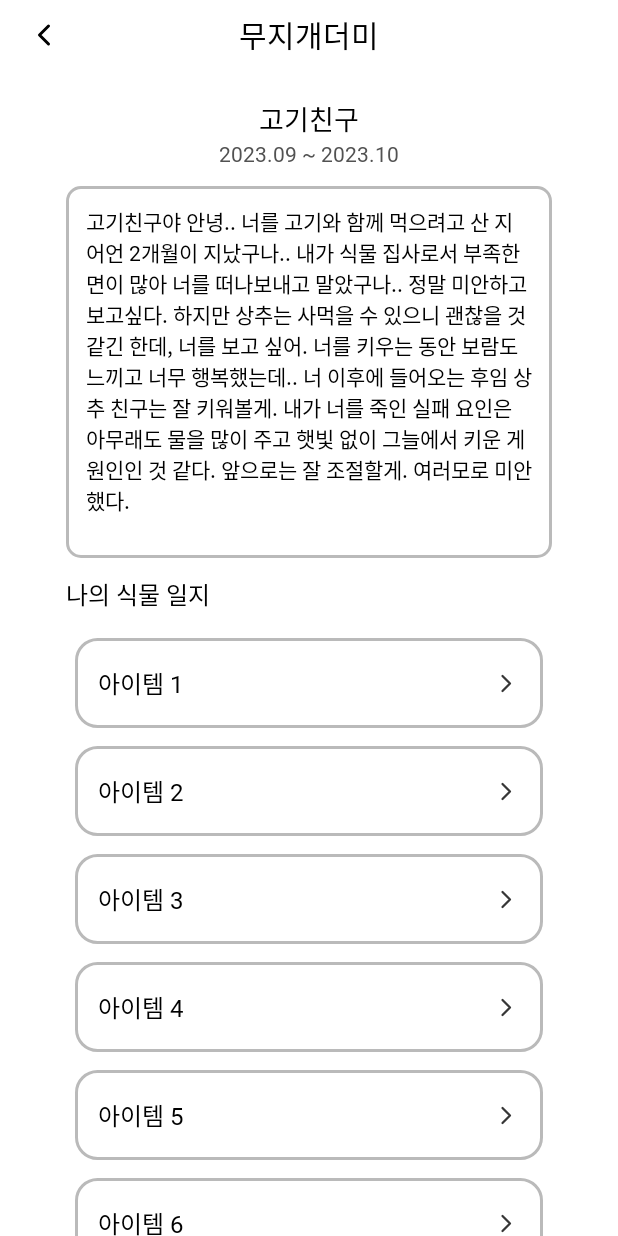
After one commit to For-Plant/forplant_front, an Android app: the PlantRecordLIstRipActivity screen opened directly, with no data from a screen before it, on a phone screen of 412 x 824 dp. The commit adds this screen. Run offline under Robolectric (Android 15) with nearby library versions, the phone set to English and light mode, and no system bars.

Commit message:
레이아웃 하나 빼고 거의 다 완성

```diff
--- /dev/null
+++ b/app/src/main/java/com/example/forplant_front/PlantRecordLIstRipActivity.kt
@@ -0,0 +1,36 @@
+package com.example.forplant_front
+
+import android.content.Intent
+import android.os.Bundle
+import androidx.appcompat.app.AppCompatActivity
+import androidx.recyclerview.widget.LinearLayoutManager
+import androidx.recyclerview.widget.RecyclerView
+import com.example.forplant_front.databinding.ActivityAgree2Binding
+import com.example.forplant_front.databinding.ActivityAgree3Binding
+import com.example.forplant_front.databinding.ActivityRipListBinding
+
+
+class PlantRecordLIstRipActivity : AppCompatActivity() {
+    lateinit var binding: ActivityRipListBinding
+    private lateinit var adapter: RipRecordAdapter
+    override fun onCreate(savedInstanceState: Bundle?) {
+        super.onCreate(savedInstanceState)
+        binding = ActivityRipListBinding.inflate(layoutInflater)
+        setContentView(binding.root)
+
+        binding.imageView2.setOnClickListener {
+            finish()
+        }
+        val itemList = listOf("아이템 1", "아이템 2", "아이템 3", "아이템 4", "아이템 5", "아이템 6")
+        setupRecyclerView(itemList)
+    }
+
+    private fun setupRecyclerView(itemList: List<String>) {
+        // RecyclerView의 레이아웃 매니저 설정
+        binding.poseRv.layoutManager = LinearLayoutManager(this, RecyclerView.VERTICAL, false)
+
+        // RecyclerView의 어댑터 설정
+        adapter = RipRecordAdapter(itemList)
+        binding.poseRv.adapter = adapter
+    }
+}
--- /dev/null
+++ b/app/src/main/java/com/example/forplant_front/RipRecordAdapter.kt
@@ -0,0 +1,32 @@
+package com.example.forplant_front
+
+import android.view.LayoutInflater
+import android.view.View
+import android.view.ViewGroup
+import android.widget.TextView
+import androidx.recyclerview.widget.RecyclerView
+
+class RipRecordAdapter(private val itemList: List<String>) : RecyclerView.Adapter<RipRecordAdapter.ViewHolder>() {
+
+    override fun onCreateViewHolder(parent: ViewGroup, viewType: Int): ViewHolder {
+        val view = LayoutInflater.from(parent.context).inflate(R.layout.item_recordlists, parent, false)
+        return ViewHolder(view)
+    }
+
+    override fun onBindViewHolder(holder: ViewHolder, position: Int) {
+        val item = itemList[position]
+        holder.bind(item)
+    }
+
+    override fun getItemCount(): Int {
+        return itemList.size
+    }
+
+    inner class ViewHolder(itemView: View) : RecyclerView.ViewHolder(itemView) {
+        private val textView: TextView = itemView.findViewById(R.id.textView57)
+
+        fun bind(item: String) {
+            textView.text = item
+        }
+    }
+}
--- /dev/null
+++ b/app/src/main/res/drawable/gray_rectangle2.xml
@@ -0,0 +1,11 @@
+<vector xmlns:android="http://schemas.android.com/apk/res/android"
+    android:width="312dp"
+    android:height="60dp"
+    android:viewportWidth="312"
+    android:viewportHeight="60">
+  <path
+      android:pathData="M15,1L297,1A14,14 0,0 1,311 15L311,45A14,14 0,0 1,297 59L15,59A14,14 0,0 1,1 45L1,15A14,14 0,0 1,15 1z"
+      android:strokeWidth="2"
+      android:fillColor="#00000000"
+      android:strokeColor="#BABABA"/>
+</vector>
--- /dev/null
+++ b/app/src/main/res/drawable/gray_rectangle2_big.xml
@@ -0,0 +1,11 @@
+<vector xmlns:android="http://schemas.android.com/apk/res/android"
+    android:width="324dp"
+    android:height="248dp"
+    android:viewportWidth="324"
+    android:viewportHeight="248">
+  <path
+      android:pathData="M10,1L314,1A9,9 0,0 1,323 10L323,238A9,9 0,0 1,314 247L10,247A9,9 0,0 1,1 238L1,10A9,9 0,0 1,10 1z"
+      android:strokeWidth="2"
+      android:fillColor="#00000000"
+      android:strokeColor="#BABABA"/>
+</vector>
--- /dev/null
+++ b/app/src/main/res/layout/activity_rip_list.xml
@@ -0,0 +1,91 @@
+<?xml version="1.0" encoding="utf-8"?>
+<androidx.constraintlayout.widget.ConstraintLayout
+    xmlns:android="http://schemas.android.com/apk/res/android"
+    android:layout_width="match_parent"
+    android:layout_height="match_parent"
+    xmlns:app="http://schemas.android.com/apk/res-auto"
+    xmlns:tools="http://schemas.android.com/tools">
+
+    <TextView
+        android:id="@+id/textView2"
+        android:layout_width="wrap_content"
+        android:layout_height="wrap_content"
+        android:layout_marginTop="8dp"
+        android:text="무지개더미"
+        android:textColor="@color/black"
+        android:textSize="20dp"
+        app:layout_constraintEnd_toEndOf="parent"
+        app:layout_constraintStart_toStartOf="parent"
+        app:layout_constraintTop_toTopOf="parent" />
+
+    <ImageView
+        android:id="@+id/imageView2"
+        android:layout_width="wrap_content"
+        android:layout_height="wrap_content"
+        android:layout_marginStart="17dp"
+        app:layout_constraintBottom_toBottomOf="@+id/textView2"
+        app:layout_constraintStart_toStartOf="parent"
+        app:layout_constraintTop_toTopOf="@+id/textView2"
+        app:srcCompat="@drawable/btn_left" />
+
+    <androidx.recyclerview.widget.RecyclerView
+        android:id="@+id/pose_rv"
+        android:layout_width="wrap_content"
+        android:layout_height="0dp"
+        android:layout_marginTop="17dp"
+        android:orientation="horizontal"
+        app:layout_constraintEnd_toEndOf="parent"
+        app:layout_constraintBottom_toBottomOf="parent"
+        app:layout_constraintStart_toStartOf="parent"
+        app:layout_constraintTop_toBottomOf="@+id/textView66"
+        tools:listitem="@layout/item_recordlists" />
+
+    <TextView
+        android:id="@+id/textView63"
+        android:layout_width="wrap_content"
+        android:layout_height="27dp"
+        android:layout_marginTop="27dp"
+        android:gravity="center"
+        android:text="고기친구"
+        android:textSize="18dp"
+        android:textColor="@color/black"
+        app:layout_constraintEnd_toEndOf="parent"
+        app:layout_constraintStart_toStartOf="parent"
+        app:layout_constraintTop_toBottomOf="@+id/textView2" />
+
+    <TextView
+        android:id="@+id/textView64"
+        android:layout_width="wrap_content"
+        android:layout_height="wrap_content"
+        android:text="2023.09 ~ 2023.10"
+        android:textSize="14dp"
+        android:textColor="@color/deepgray"
+        app:layout_constraintEnd_toEndOf="@+id/textView63"
+        app:layout_constraintStart_toStartOf="@+id/textView63"
+        app:layout_constraintTop_toBottomOf="@+id/textView63" />
+
+    <TextView
+        android:id="@+id/textView65"
+        android:layout_width="324dp"
+        android:layout_height="248dp"
+        android:background="@drawable/gray_rectangle2_big"
+        android:layout_marginTop="12dp"
+        android:text="고기친구야 안녕.. 너를 고기와 함께 먹으려고 산 지 어언 2개월이 지났구나.. 내가 식물 집사로서 부족한 면이 많아 너를 떠나보내고 말았구나.. 정말 미안하고 보고싶다. 하지만 상추는 사먹을 수 있으니 괜찮을 것 같긴 한데, 너를 보고 싶어. 너를 키우는 동안 보람도 느끼고 너무 행복했는데.. 너 이후에 들어오는 후임 상추 친구는 잘 키워볼게. 내가 너를 죽인 실패 요인은 아무래도 물을 많이 주고 햇빛 없이 그늘에서 키운 게 원인인 것 같다. 앞으로는 잘 조절할게. 여러모로 미안했다."
+        android:padding="13dp"
+        android:textColor="@color/black"
+        app:layout_constraintEnd_toEndOf="parent"
+        app:layout_constraintStart_toStartOf="parent"
+        app:layout_constraintTop_toBottomOf="@+id/textView64" />
+
+    <TextView
+        android:id="@+id/textView66"
+        android:layout_width="wrap_content"
+        android:layout_height="wrap_content"
+        android:layout_marginTop="12dp"
+        android:text="나의 식물 일지"
+        android:textColor="@color/black"
+        android:textSize="16dp"
+        app:layout_constraintStart_toStartOf="@+id/textView65"
+        app:layout_constraintTop_toBottomOf="@+id/textView65" />
+
+</androidx.constraintlayout.widget.ConstraintLayout>
--- /dev/null
+++ b/app/src/main/res/layout/item_recordlists.xml
@@ -0,0 +1,42 @@
+<?xml version="1.0" encoding="utf-8"?>
+<androidx.constraintlayout.widget.ConstraintLayout xmlns:android="http://schemas.android.com/apk/res/android"
+    android:layout_width="wrap_content"
+    android:layout_height="wrap_content"
+    xmlns:app="http://schemas.android.com/apk/res-auto">
+
+    <ImageView
+        android:id="@+id/imageView20"
+        android:layout_width="wrap_content"
+        android:layout_height="wrap_content"
+        android:layout_marginBottom="12dp"
+        app:layout_constraintBottom_toBottomOf="parent"
+        app:layout_constraintEnd_toEndOf="parent"
+        app:layout_constraintStart_toStartOf="parent"
+        app:layout_constraintTop_toTopOf="parent"
+        app:srcCompat="@drawable/gray_rectangle2" />
+
+
+    <TextView
+        android:id="@+id/textView57"
+        android:layout_width="wrap_content"
+        android:layout_height="wrap_content"
+        android:layout_marginStart="15dp"
+        android:text="2024.04.05"
+        android:textColor="@color/black"
+        android:textSize="16dp"
+        app:layout_constraintBottom_toBottomOf="@+id/imageView20"
+        app:layout_constraintStart_toStartOf="@+id/imageView20"
+        app:layout_constraintTop_toTopOf="@+id/imageView20" />
+
+    <ImageView
+        android:id="@+id/imageView19"
+        android:layout_width="wrap_content"
+        android:layout_height="wrap_content"
+        android:layout_marginEnd="16dp"
+        app:layout_constraintBottom_toBottomOf="@+id/imageView20"
+        app:layout_constraintEnd_toEndOf="@+id/imageView20"
+        app:layout_constraintTop_toTopOf="@+id/imageView20"
+        app:srcCompat="@drawable/btn_ic_right" />
+
+
+</androidx.constraintlayout.widget.ConstraintLayout>
```
Also changed, not shown: app/src/main/AndroidManifest.xml (+9 -0 lines), app/src/main/java/com/example/forplant_front/FragmentMypage.kt (+9 -0 lines), app/src/main/java/com/example/forplant_front/MypagePlantActivity.kt (added, +37 -0 lines), app/src/main/java/com/example/forplant_front/MypageRipActivity.kt (added, +36 -0 lines), app/src/main/java/com/example/forplant_front/PlantListsAdapter.kt (added, +32 -0 lines), app/src/main/java/com/example/forplant_front/RipAdapter.kt (added, +40 -0 lines), app/src/main/res/drawable/icon_rip.xml (added, +12 -0 lines), app/src/main/res/layout/activity_mypage_list.xml (added, +43 -0 lines), app/src/main/res/layout/activity_mypage_rip.xml (added, +55 -0 lines), app/src/main/res/layout/activity_profilemodify.xml (+3 -12 lines), app/src/main/res/layout/item_plantlists.xml (added, +53 -0 lines), app/src/main/res/layout/item_plantrip.xml (added, +53 -0 lines).
